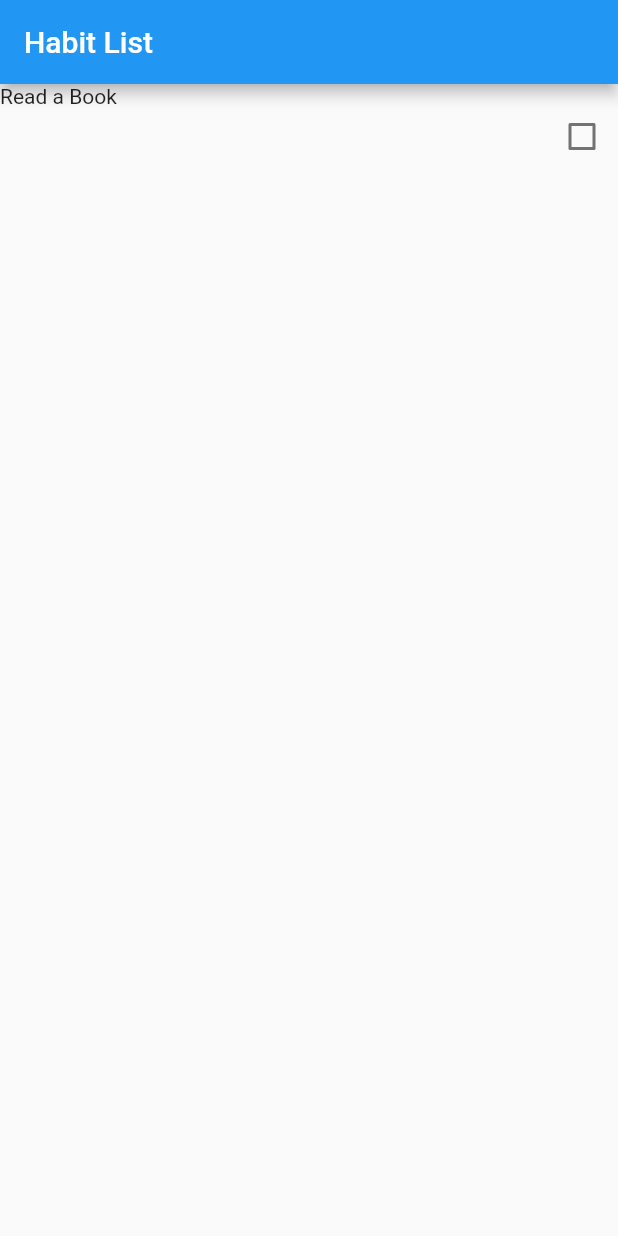
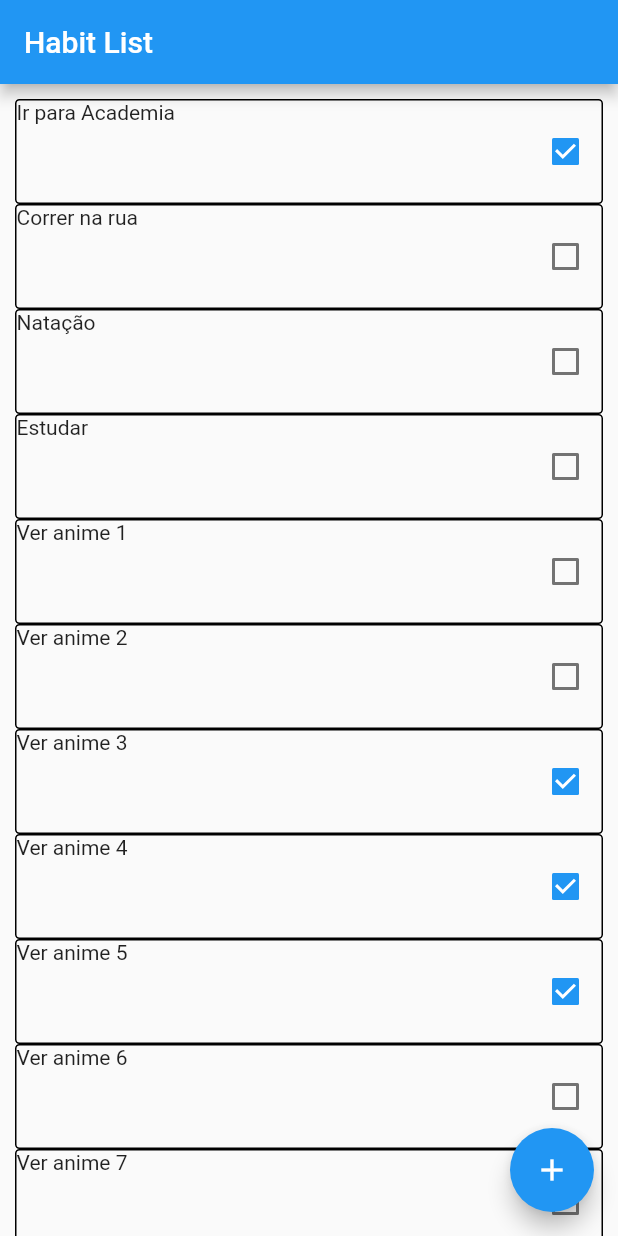
Before and after one commit to Okamael/habit_list, a Flutter app: the screen it shows after launch, on a phone screen of 412 x 824 dp. Run offline on Flutter 3.47's test engine with Material 2 defaults, Android fonts, the phone set to English and light mode, and no system bars.

Commit message:
criando lista com exemplo de item habitos, parado na tentativa de navegar entre os widgets

```diff
--- /dev/null
+++ b/lib/core/component/habit_item_form.widget.dart
@@ -0,0 +1,21 @@
+import 'package:flutter/material.dart';
+import 'package:flutter/src/widgets/framework.dart';
+import 'package:flutter/src/widgets/placeholder.dart';
+
+class HabitFormWidget extends StatelessWidget {
+  const HabitFormWidget({super.key});
+
+  @override
+  Widget build(BuildContext context) {
+    return Scaffold(
+      appBar: AppBar(title: Text('New Habit Form')),
+      body: Column(
+        children: [
+          TextField(
+            decoration: InputDecoration(labelText: 'Titulo'),
+          )
+        ],
+      ),
+    );
+  }
+}
--- /dev/null
+++ b/lib/core/component/habit_item_list_widget.dart
@@ -0,0 +1,31 @@
+import 'package:flutter/material.dart';
+import 'package:flutter/src/widgets/framework.dart';
+import 'package:flutter/src/widgets/placeholder.dart';
+import 'package:habit_list/core/component/habit_item_widget.dart';
+import 'package:habit_list/core/model/habit_domain.dart';
+
+class HabitItemListWidget extends StatefulWidget {
+  final List<HabitDomain> habitListItem;
+  const HabitItemListWidget({super.key, required this.habitListItem});
+
+  @override
+  State<HabitItemListWidget> createState() => _HabitItemListWidgetState();
+}
+
+class _HabitItemListWidgetState extends State<HabitItemListWidget> {
+  @override
+  Widget build(BuildContext context) {
+    return Container(
+      width: MediaQuery.of(context).size.width,
+      height: MediaQuery.of(context).size.height,
+      child: ListView.builder(
+        padding: EdgeInsets.all(10),
+        itemCount: widget.habitListItem.length,
+        itemBuilder: (context, index) {
+          final habitItem = widget.habitListItem[index];
+          return HabitItemWidget(habitItem: habitItem);
+        },
+      ),
+    );
+  }
+}
--- a/lib/core/component/habit_item_widget.dart
+++ b/lib/core/component/habit_item_widget.dart
@@ -1,27 +1,38 @@
 import 'package:flutter/material.dart';
-import 'package:flutter/src/widgets/framework.dart';
-import 'package:flutter/src/widgets/placeholder.dart';
-import 'package:flutter/widgets.dart';
+import 'package:habit_list/core/model/habit_domain.dart';
 
-class HabitItemWidget extends StatelessWidget {
-  const HabitItemWidget({super.key});
+class HabitItemWidget extends StatefulWidget {
+  final HabitDomain habitItem;
+  const HabitItemWidget({super.key, required this.habitItem});
 
+  @override
+  State<HabitItemWidget> createState() => _HabitItemWidgetState();
+}
+
+class _HabitItemWidgetState extends State<HabitItemWidget> {
+  bool isCompleted = false;
   @override
   Widget build(BuildContext context) {
     return Container(
       height: 70,
       decoration: BoxDecoration(
-        border:
+        border: Border.all(),
+        borderRadius: BorderRadius.circular(3),
       ),
       width: MediaQuery.of(context).size.width,
       child: Row(
         crossAxisAlignment: CrossAxisAlignment.stretch,
         mainAxisAlignment: MainAxisAlignment.spaceBetween,
         children: [
-          Text('Read a Book'),
+          Text(widget.habitItem.title),
           Checkbox(
-            value: false,
-            onChanged: (value) {},
+            value: widget.habitItem.isCompleted,
+            onChanged: (value) {
+              print('on chance $value');
+              setState(() {
+                isCompleted = value as bool;
+              });
+            },
           )
         ],
       ),
--- a/lib/main.dart
+++ b/lib/main.dart
@@ -1,13 +1,32 @@
 import 'package:flutter/material.dart';
 import 'package:flutter/widgets.dart';
+import 'package:habit_list/core/component/habit_item_form.widget.dart';
+import 'package:habit_list/core/component/habit_item_list_widget.dart';
 import 'package:habit_list/core/component/habit_item_widget.dart';
+
+import 'core/model/habit_domain.dart';
 
 void main(List<String> args) {
   runApp(MyApp());
 }
 
 class MyApp extends StatelessWidget {
-  const MyApp({super.key});
+  MyApp({super.key});
+
+  final List<HabitDomain> habitListItem = [
+    HabitDomain(id: '1', title: 'Ir para Academia', isCompleted: true),
+    HabitDomain(id: '2', title: 'Correr na rua', isCompleted: false),
+    HabitDomain(id: '3', title: 'Natação', isCompleted: false),
+    HabitDomain(id: '4', title: 'Estudar', isCompleted: false),
+    HabitDomain(id: '5', title: 'Ver anime 1', isCompleted: false),
+    HabitDomain(id: '6', title: 'Ver anime 2', isCompleted: false),
+    HabitDomain(id: '7', title: 'Ver anime 3', isCompleted: true),
+    HabitDomain(id: '8', title: 'Ver anime 4', isCompleted: true),
+    HabitDomain(id: '9', title: 'Ver anime 5', isCompleted: true),
+    HabitDomain(id: '10', title: 'Ver anime 6', isCompleted: false),
+    HabitDomain(id: '11', title: 'Ver anime 7', isCompleted: false),
+    HabitDomain(id: '12', title: 'Ver anime 8', isCompleted: true),
+  ];
 
   @override
   Widget build(BuildContext context) {
@@ -16,7 +35,16 @@ class MyApp extends StatelessWidget {
         appBar: AppBar(
           title: Text('Habit List'),
         ),
-        body: HabitItemWidget(),
+        body: HabitItemListWidget(habitListItem: habitListItem),
+        floatingActionButton: FloatingActionButton(
+          onPressed: () {
+            Navigator.push(
+                context,
+                MaterialPageRoute(
+                    builder: (context) => const HabitFormWidget()));
+          },
+          child: Icon(Icons.add),
+        ),
       ),
     );
   }
```
